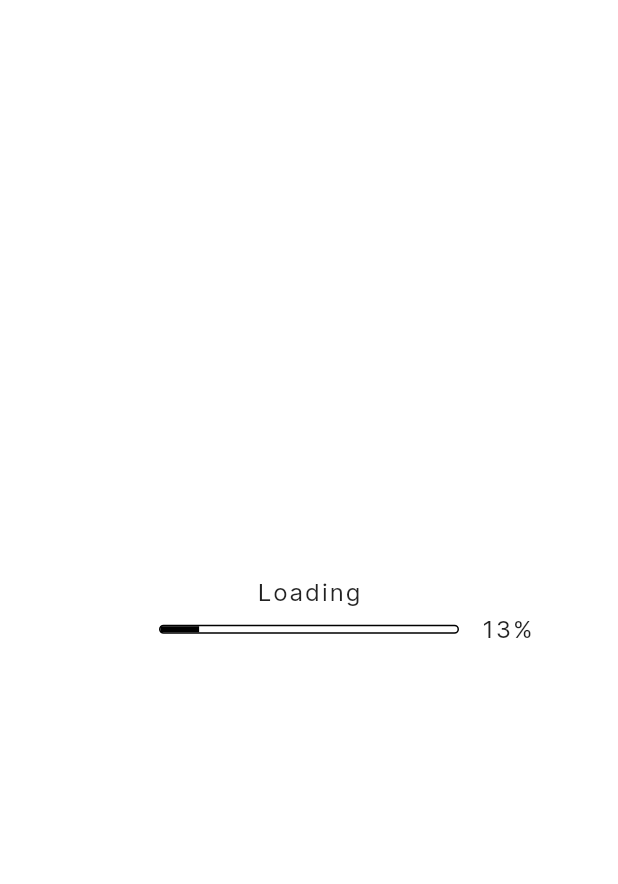
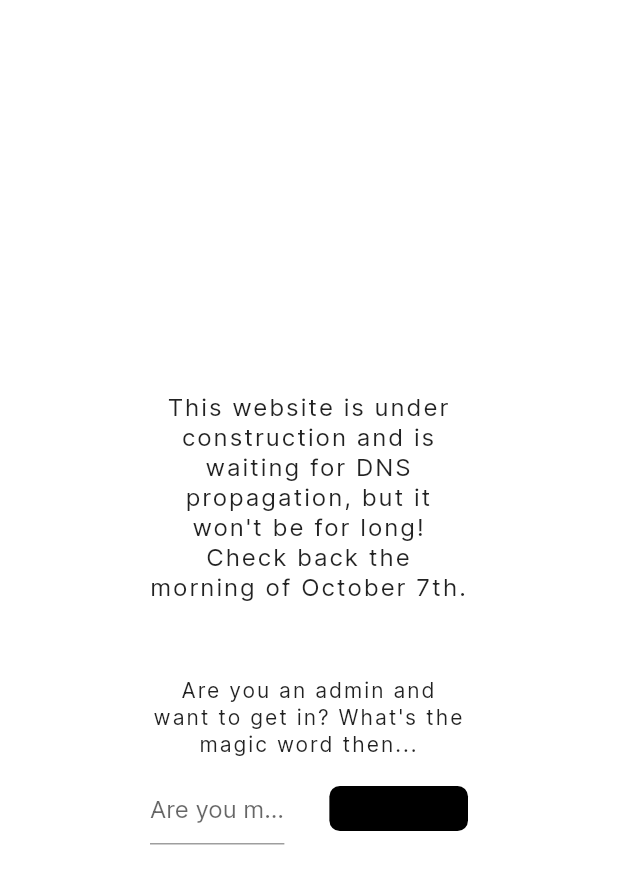
Before and after one commit to benweschler/website, a Flutter app: the screen it shows after launch, on a phone screen of 412 x 824 dp. Shown: the top 884 px of the screen. Run offline on Flutter 3.47's test engine with Material 2 defaults, Android fonts, the phone set to English and light mode, and no system bars; drawn by our look-alikes of flutter_animate; missing offline and left inert: dart:html, flutter_shaders.

Commit message:
Added loading screen and under construction screen.
Changed image caching to use built-in image cache rather than manually loading to memory.

```diff
--- a/lib/main.dart
+++ b/lib/main.dart
@@ -1,12 +1,26 @@
+import 'package:flutter/foundation.dart';
 import 'package:flutter/material.dart';
 import 'package:provider/provider.dart';
-import 'package:website/media_cache.dart';
+import 'package:website/initializer.dart';
+import 'package:website/screens/initialization_screen.dart';
 import 'package:website/screens/main_app_scaffold/main_app_scaffold.dart';
+import 'package:website/screens/under_contruction_screen.dart';
 import 'package:website/style/theme.dart';
 import 'package:website/utils/theme_config.dart';
 
 void main() {
-  runApp(const WebApp());
+  WidgetsFlutterBinding.ensureInitialized();
+
+  final platformBrightness =
+      WidgetsBinding.instance.platformDispatcher.platformBrightness;
+  final themeConfig = ThemeConfig(initialBrightness: platformBrightness);
+
+  runApp(
+    ChangeNotifierProvider.value(
+      value: themeConfig,
+      child: const WebApp(),
+    ),
+  );
 }
 
 class WebApp extends StatefulWidget {
@@ -17,139 +31,32 @@ class WebApp extends StatefulWidget {
 }
 
 class _WebAppState extends State<WebApp> {
-  late final ThemeConfig _themeConfig = ThemeConfig(
-    initialBrightness: MediaQuery.of(context).platformBrightness,
-  );
-  final _mediaCache = MediaCache();
+  late final initializationStream = initializeApp(context);
+  bool _isAdminValidated = false;
 
   @override
   Widget build(BuildContext context) {
-    return MultiProvider(
-      providers: [
-        ChangeNotifierProvider.value(value: _themeConfig),
-        Provider.value(value: _mediaCache),
-      ],
-      child: ListenableBuilder(
-        listenable: _themeConfig,
-        builder: (_, __) => StreamBuilder(
-          stream: _mediaCache.initializationController.stream,
-          initialData: 0,
-          builder: (context, snapshot) {
-            final content = snapshot.connectionState == ConnectionState.done
-                ? const MainAppScaffold()
-                : _LoadingScreen(loadingPercentage: snapshot.data!);
-            return MaterialApp(
-              title: 'Ben Weschler',
-              debugShowCheckedModeBanner: false,
-              theme: AppColors.fromType(_themeConfig.themeType).toThemeData(),
-              home: content,
+    return MaterialApp(
+      title: 'Ben Weschler',
+      debugShowCheckedModeBanner: false,
+      theme: AppColors.fromType(
+        context.watch<ThemeConfig>().themeType,
+      ).toThemeData(),
+      home: StreamBuilder(
+        stream: initializationStream,
+        initialData: 0,
+        builder: (context, snapshot) {
+          if (!_isAdminValidated && kReleaseMode) {
+            return UnderConstructionScreen(
+              validateAdmin: () => setState(() => _isAdminValidated = true),
             );
-          },
-        ),
+          }
+
+          return snapshot.connectionState == ConnectionState.done
+              ? const MainAppScaffold()
+              : InitializationScreen(loadingPercentage: snapshot.data!);
+        },
       ),
     );
   }
 }
-
-class _LoadingScreen extends StatelessWidget {
-  final int loadingPercentage;
-
-  const _LoadingScreen({required this.loadingPercentage});
-
-  @override
-  Widget build(BuildContext context) {
-    final loadingIndicatorColor =
-        AppColors.of(context).isDark ? Colors.white : Colors.black;
-
-    return Scaffold(
-      body: Center(
-        child: Column(
-          mainAxisAlignment: MainAxisAlignment.center,
-          children: [
-            const Expanded(
-              child: Align(
-                alignment: Alignment.bottomCenter,
-                child: Text(
-                  'Loading',
-                  style: TextStyle(
-                    fontSize: 16,
-                    height: 1.25,
-                    letterSpacing: 1.33,
-                  ),
-                ),
-              ),
-            ),
-            const SizedBox(height: 15),
-            Expanded(
-              child: CustomMultiChildLayout(
-                delegate: _LoadingIndicatorLayoutDelegate(),
-                children: [
-                  LayoutId(
-                    id: 'loading-indicator',
-                    child: Container(
-                      width: 200,
-                      height: 6,
-                      decoration: ShapeDecoration(
-                        shape: StadiumBorder(
-                          side: BorderSide(color: loadingIndicatorColor),
-                        ),
-                      ),
-                      child: LayoutBuilder(
-                        builder: (context, constraints) => Align(
-                          alignment: Alignment.centerLeft,
-                          child: Container(
-                            color: loadingIndicatorColor,
-                            width:
-                                constraints.maxWidth * loadingPercentage / 100,
-                          ),
-                        ),
-                      ),
-                    ),
-                  ),
-                  LayoutId(
-                    id: 'loading-percentage',
-                    child: Text(
-                      '$loadingPercentage%',
-                      style: const TextStyle(
-                        fontSize: 16,
-                        height: 1.25,
-                        letterSpacing: 1.33,
-                      ),
-                    ),
-                  ),
-                ],
-              ),
-            ),
-          ],
-        ),
-      ),
-    );
-  }
-}
-
-class _LoadingIndicatorLayoutDelegate extends MultiChildLayoutDelegate {
-  @override
-  void performLayout(Size size) {
-    final loadingIndicatorSize =
-        layoutChild('loading-indicator', const BoxConstraints());
-    positionChild(
-      'loading-indicator',
-      Offset(
-        size.width / 2 - loadingIndicatorSize.width / 2,
-        -1 * loadingIndicatorSize.height / 2,
-      ),
-    );
-
-    final textSize = layoutChild('loading-percentage', const BoxConstraints());
-    positionChild(
-      'loading-percentage',
-      Offset(
-        size.width / 2 + loadingIndicatorSize.width / 2 + 15,
-        -1 * textSize.height / 2,
-      ),
-    );
-  }
-
-  @override
-  bool shouldRelayout(_LoadingIndicatorLayoutDelegate oldDelegate) => false;
-}
--- a/lib/media_cache.dart
+++ /dev/null
@@ -1,60 +0,0 @@
-import 'dart:async';
-
-import 'package:flutter/services.dart';
-import 'package:video_player/video_player.dart';
-
-const _imageAssetPaths = [
-  'assets/images/github-invertocat-logo.png',
-  'assets/images/sportvue/light/calendar-light.png',
-  'assets/images/sportvue/light/dashboard-light.png',
-  'assets/images/sportvue/light/data-import-light.mp4',
-  'assets/images/sportvue/light/login-light.png',
-  'assets/images/sportvue/light/no-data-light.png',
-  'assets/images/sportvue/light/profile-light.png',
-  'assets/images/sportvue/light/session-data-light.png',
-  'assets/images/sportvue/light/trends-light.png',
-  'assets/images/sportvue/dark/calendar-dark.png',
-  'assets/images/sportvue/dark/dashboard-dark.png',
-  'assets/images/sportvue/dark/data-import-dark.mp4',
-  'assets/images/sportvue/dark/login-dark.png',
-  'assets/images/sportvue/dark/no-data-dark.png',
-  'assets/images/sportvue/dark/profile-dark.png',
-  'assets/images/sportvue/dark/session-data-dark.png',
-  'assets/images/sportvue/dark/trends-dark.png',
-];
-
-class MediaCache {
-  final Map<String, Uint8List> _imageCache = {};
-
-  //final Map<String, VideoPlayerController> _videoCache = {};
-
-  Uint8List getImageBytes(String path) => _imageCache[path]!;
-
-  VideoPlayerController getVideoController(String path) {
-    throw UnimplementedError();
-    //return _videoCache[path]!;
-  }
-
-  late final initializationController =
-      StreamController<int>(onListen: initialize);
-
-  /// Cache all media to memory.
-  ///
-  /// Returns a stream that yields the percent of total assets that have been
-  /// loaded on a scale of 0-100;
-  void initialize() async {
-    for (int i = 0; i < _imageAssetPaths.length; i++) {
-      final path = _imageAssetPaths[i];
-      final imageBytes = await rootBundle.load(path);
-      _imageCache[path] = imageBytes.buffer.asUint8List();
-      initializationController.add(
-        (i / (_imageAssetPaths.length - 1) * 100).ceil(),
-      );
-    }
-    // Add a small delay between when initialization completes and closing the
-    // login screen to ensure the user sees some frames where the app is 100%
-    // loaded.
-    await Future.delayed(const Duration(milliseconds: 150));
-    initializationController.close();
-  }
-}
--- a/lib/screens/main_app_scaffold/main_app_scaffold.dart
+++ b/lib/screens/main_app_scaffold/main_app_scaffold.dart
@@ -32,6 +32,9 @@ class _MainAppScaffoldState extends State<MainAppScaffold> {
         _pageController.offset != _pageController.position.maxScrollExtent) {
       await _pageController.nextPage();
     }
+
+    // Add a delay to compensate for weird effects of lag
+    await Future.delayed(const Duration(seconds: 1));
     _isPageAnimating = false;
   }
 
--- /dev/null
+++ b/lib/screens/under_contruction_screen.dart
@@ -0,0 +1,114 @@
+import 'dart:convert';
+
+import 'package:crypto/crypto.dart';
+import 'package:flutter/material.dart';
+import 'package:website/style/theme.dart';
+import 'package:website/widgets/responsive_button.dart';
+
+class UnderConstructionScreen extends StatefulWidget {
+  final VoidCallback validateAdmin;
+
+  const UnderConstructionScreen({super.key, required this.validateAdmin});
+
+  @override
+  State<UnderConstructionScreen> createState() =>
+      _UnderConstructionScreenState();
+}
+
+class _UnderConstructionScreenState extends State<UnderConstructionScreen> {
+  // HAHA you sneaky sneaker. Checking the source code to try and get in smh...
+  // Try breaking SHA256 n00b :)
+  final _magicWordHash =
+      'd2a27049b0b146881e0c7bb4e760704ee9689f5c21c3f6279c6529fb66cca8ac';
+  final _controller = TextEditingController();
+
+  @override
+  void dispose() {
+    _controller.dispose();
+    super.dispose();
+  }
+
+  void _validate() {
+    final inputBytes = utf8.encode(_controller.value.text);
+    final inputHash = sha256.convert(inputBytes);
+    if (inputHash.toString() == _magicWordHash) {
+      widget.validateAdmin();
+    }
+  }
+
+  @override
+  Widget build(BuildContext context) {
+    return Scaffold(
+      body: Center(
+        child: Padding(
+          padding: const EdgeInsets.all(100),
+          child: Column(
+            mainAxisAlignment: MainAxisAlignment.center,
+            children: [
+              const Text(
+                'This website is under construction and is waiting for DNS propagation, but it won\'t be for long! Check back the morning of October 7th.',
+                textAlign: TextAlign.center,
+                style: TextStyle(
+                  fontSize: 16,
+                  height: 1.25,
+                  letterSpacing: 1.33,
+                ),
+              ),
+              const SizedBox(height: 50),
+              const Text(
+                'Are you an admin and want to get in? What\'s the magic word then...',
+                textAlign: TextAlign.center,
+                style: TextStyle(
+                  fontSize: 14,
+                  height: 1.25,
+                  letterSpacing: 1.33,
+                ),
+              ),
+              const SizedBox(height: 10),
+              SizedBox(
+                width: 500,
+                child: Row(
+                  children: [
+                    Expanded(
+                      child: TextField(
+                        controller: _controller,
+                        decoration: const InputDecoration(
+                          hintText: 'Are you magic?',
+                          border: UnderlineInputBorder(),
+                        ),
+                      ),
+                    ),
+                    const SizedBox(width: 30),
+                    ResponsiveButton(
+                      onClicked: _validate,
+                      child: Container(
+                        padding: const EdgeInsets.symmetric(
+                          horizontal: 10,
+                          vertical: 5,
+                        ),
+                        decoration: BoxDecoration(
+                          borderRadius: BorderRadius.circular(7),
+                          color: AppColors.of(context).headerColor,
+                        ),
+                        child: const Text(
+                          'Validate',
+                          style: TextStyle(
+                            color: Colors.black,
+                            fontSize: 16,
+                            height: 1.25,
+                            letterSpacing: 1.33,
+                            fontWeight: FontWeight.w500,
+                          ),
+                        ),
+                      ),
+                    ),
+                  ],
+                ),
+              ),
+            ],
+          ),
+        ),
+      ),
+    );
+  }
+}
--- a/pubspec.yaml
+++ b/pubspec.yaml
@@ -19,6 +19,7 @@ dependencies:
   url_launcher: ^6.1.14
   html: ^0.15.4
   video_player: ^2.7.2
+  crypto: ^3.0.3
 
 dev_dependencies:
   flutter_test:
```
Also changed, not shown: lib/initializer.dart (added, +48 -0 lines), lib/screens/initialization_screen.dart (added, +43 -0 lines), lib/screens/main_app_scaffold/global_header.dart (+2 -5 lines), lib/screens/sportvue_page.dart (+2 -7 lines), lib/widgets/linear_loading_indicator.dart (added, +115 -0 lines), pubspec.lock.
